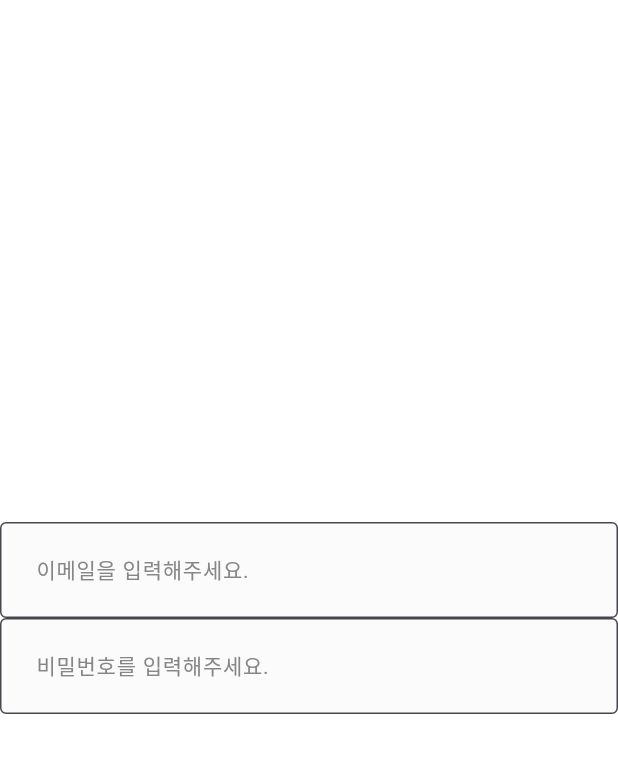
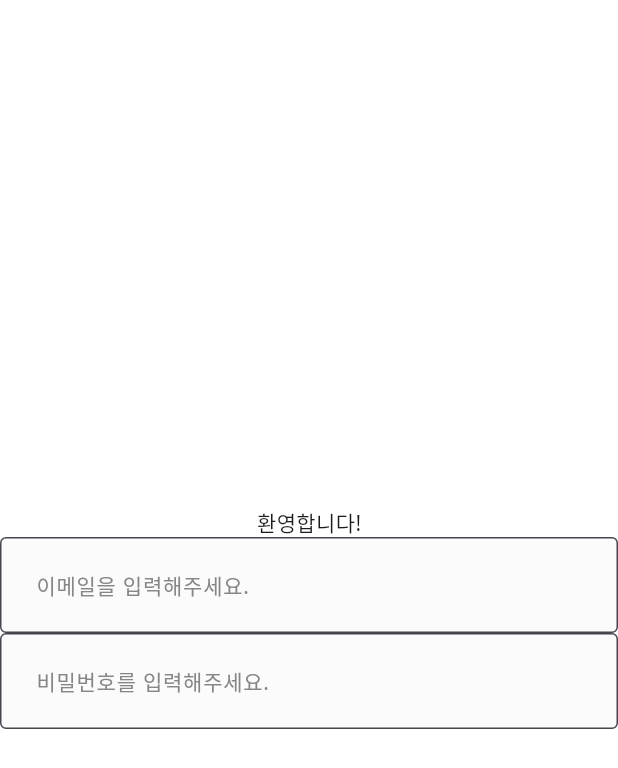
Before and after one commit to bunju20/flutter-study, a Flutter app: the screen it shows after launch, on a phone screen of 412 x 824 dp. Shown: the top 768 px of the screen. Run offline on Flutter 3.47's test engine with Material 3 defaults, Android fonts, the phone set to English and light mode, and no system bars; our stand-ins replace get.

Commit message:
feat: UI배치하기

```diff
--- /dev/null
+++ b/9_sectionOne/lib/common/layout/default_layout.dart
@@ -0,0 +1,15 @@
+import 'package:flutter/material.dart';
+
+class DefaultLayout extends StatelessWidget {
+  final Widget child;
+
+  const DefaultLayout({super.key, required this.child});
+
+  @override
+  Widget build(BuildContext context) {
+    return Scaffold(
+      backgroundColor: Colors.white,
+      body: child,
+    );
+  }
+}
--- a/9_sectionOne/lib/main.dart
+++ b/9_sectionOne/lib/main.dart
@@ -1,5 +1,6 @@
 import 'package:flutter/material.dart';
 import 'package:sectionone/common/component/custom_text_form_field.dart';
+import 'package:sectionone/user/view/login_screen.dart';
 
 void main() {
   runApp(
@@ -13,22 +14,10 @@ class _App extends StatelessWidget {
   @override
   Widget build(BuildContext context) {
     return MaterialApp(
-      home: Scaffold(
-          backgroundColor: Colors.white,
-          body: Column(
-            mainAxisAlignment: MainAxisAlignment.center,
-            children: [
-              CustomTextFormField(
-                hintText: '이메일을 입력해주세요.',
-                onChanged: (String value) {},
-              ),
-              CustomTextFormField(
-                hintText: '비밀번호를 입력해주세요.',
-                obscureText: true,
-                onChanged: (String value) {},
-              ),
-            ],
-          )),
+      theme: ThemeData(
+        fontFamily: "NotoSans",
+      ),
+      home: LoginScreen()
     );
   }
 }
--- /dev/null
+++ b/9_sectionOne/lib/user/view/login_screen.dart
@@ -0,0 +1,42 @@
+import 'package:flutter/material.dart';
+import 'package:sectionone/common/layout/default_layout.dart';
+
+import '../../common/component/custom_text_form_field.dart';
+
+class LoginScreen extends StatelessWidget {
+  const LoginScreen({super.key});
+
+  @override
+  Widget build(BuildContext context) {
+    return DefaultLayout(
+        child: SafeArea(
+          top: true,
+          bottom: false,
+          child: Column(
+                mainAxisAlignment: MainAxisAlignment.center,
+                children: [
+          _Title(),
+          CustomTextFormField(
+            hintText: '이메일을 입력해주세요.',
+            onChanged: (String value) {},
+          ),
+          CustomTextFormField(
+            hintText: '비밀번호를 입력해주세요.',
+            obscureText: true,
+            onChanged: (String value) {},
+          ),
+                ],
+              ),
+        ));
+  }
+}
+
+
+class _Title extends StatelessWidget {
+  const _Title({super.key});
+
+  @override
+  Widget build(BuildContext context) {
+    return Text('환영합니다!');
+  }
+}
```
Also changed, not shown: 9_sectionOne/pubspec.yaml (+25 -0 lines), 9_sectionOne/asset/img/logo/codefactory_logo.png (added), 9_sectionOne/asset/img/logo/logo.png (added), 9_sectionOne/asset/img/misc/logo.png (added), 9_sectionOne/asset/svg/icon/home.svg (added), 9_sectionOne/asset/svg/icon/orders.svg (added), 9_sectionOne/asset/svg/icon/profile.svg (added), 9_sectionOne/asset/svg/icon/search.svg (added), 9 other files.
